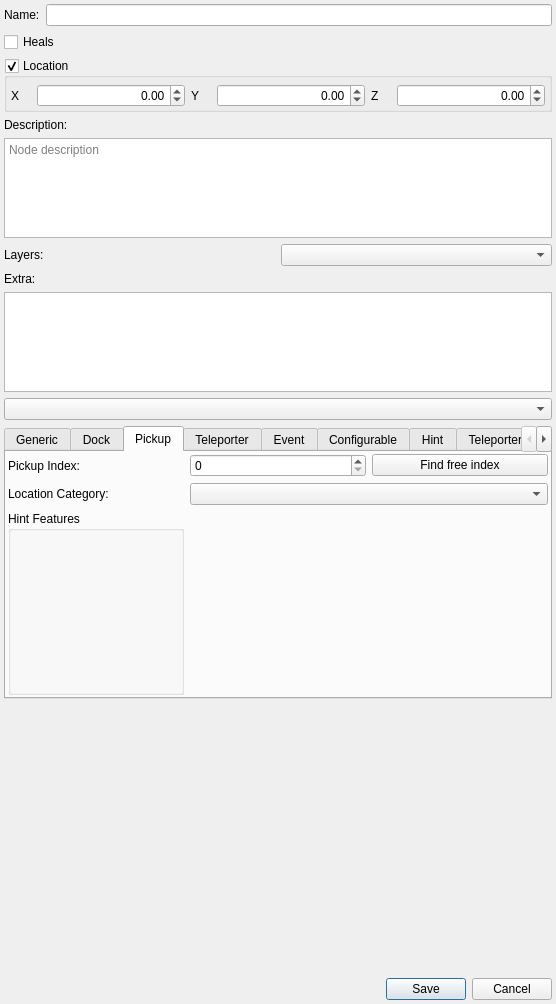
Before: the Qt Designer form randovania/gui/ui_files/node_details_popup.ui in randovania/randovania, drawn with Qt 5.
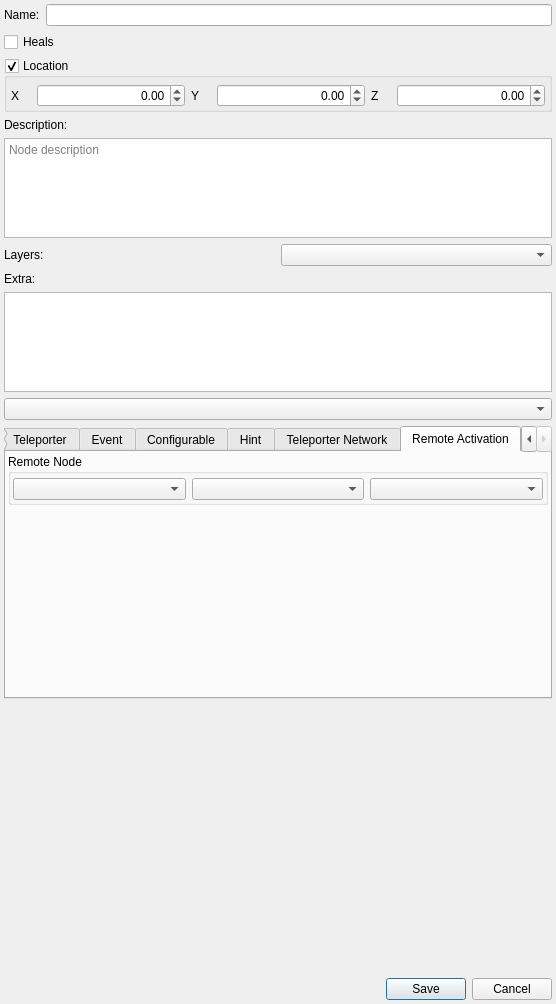
After: the same form once the commit is applied. The open tabs and pages were chosen to show the change. Custom widgets are drawn as their Qt base class.

What changed in the file:
```diff
--- a/randovania/gui/ui_files/node_details_popup.ui
+++ b/randovania/gui/ui_files/node_details_popup.ui
@@ -784,6 +784,68 @@
        </item>
       </layout>
      </widget>
+     <widget class="QWidget" name="tab_remote_activation">
+      <attribute name="title">
+       <string>Remote Activation</string>
+      </attribute>
+      <layout class="QVBoxLayout" name="verticalLayout">
+       <property name="leftMargin">
+        <number>2</number>
+       </property>
+       <property name="topMargin">
+        <number>2</number>
+       </property>
+       <property name="rightMargin">
+        <number>2</number>
+       </property>
+       <property name="bottomMargin">
+        <number>2</number>
+       </property>
+       <item>
+        <widget class="QGroupBox" name="remote_activation_group">
+         <property name="title">
+          <string>Remote Node</string>
+         </property>
+         <layout class="QHBoxLayout" name="remote_activation_layout">
+          <property name="leftMargin">
+           <number>2</number>
+          </property>
+          <property name="topMargin">
+           <number>4</number>
+          </property>
+          <property name="rightMargin">
+           <number>2</number>
+          </property>
+          <property name="bottomMargin">
+           <number>2</number>
+          </property>
+          <item>
+           <widget class="QComboBox" name="remote_activation_region_combo"/>
+          </item>
+          <item>
+           <widget class="QComboBox" name="remote_activation_area_combo"/>
+          </item>
+          <item>
+           <widget class="QComboBox" name="remote_activation_node_combo"/>
+          </item>
+         </layout>
+        </widget>
+       </item>
+       <item>
+        <spacer name="verticalSpacer_8">
+         <property name="orientation">
+          <enum>Qt::Vertical</enum>
+         </property>
+         <property name="sizeHint" stdset="0">
+          <size>
+           <width>20</width>
+           <height>40</height>
+          </size>
+         </property>
+        </spacer>
+       </item>
+      </layout>
+     </widget>
     </widget>
    </item>
    <item>
```
